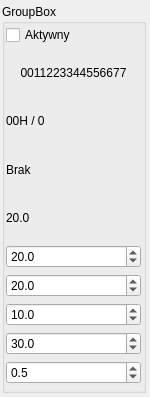
First picture: the form in src/tempSettings.ui, repository musashimm/aquamatcontrol, before the edit.
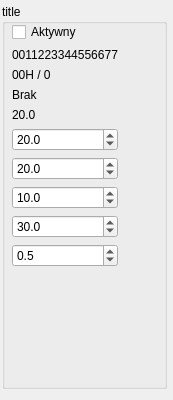
Second picture: the form after the edit.

The edit to the form file:
```diff
--- a/src/tempSettings.ui
+++ b/src/tempSettings.ui
@@ -1,42 +1,66 @@
 <ui version="4.0" >
  <class>TempSettings</class>
- <widget class="QWidget" name="TempSettings" >
-  <property name="geometry" >
+ <widget class="QWidget" name="TempSettings">
+  <property name="geometry">
    <rect>
     <x>0</x>
     <y>0</y>
-    <width>150</width>
-    <height>397</height>
+    <width>173</width>
+    <height>400</height>
    </rect>
   </property>
-  <property name="windowTitle" >
+  <property name="sizePolicy">
+   <sizepolicy hsizetype="Preferred" vsizetype="Preferred">
+    <horstretch>0</horstretch>
+    <verstretch>0</verstretch>
+   </sizepolicy>
+  </property>
+  <property name="windowTitle">
    <string>Form</string>
   </property>
-  <widget class="QGroupBox" name="groupBox" >
-   <property name="geometry" >
+  <widget class="QGroupBox" name="groupBox">
+   <property name="geometry">
     <rect>
      <x>2</x>
      <y>4</y>
-     <width>144</width>
-     <height>389</height>
+     <width>165</width>
+     <height>385</height>
     </rect>
    </property>
-   <property name="title" >
-    <string>GroupBox</string>
+   <property name="title">
+    <string notr="true">title</string>
    </property>
-   <widget class="QWidget" name="layoutWidget" >
-    <property name="geometry" >
+   <property name="flat">
+    <bool>false</bool>
+   </property>
+   <widget class="QWidget" name="layoutWidget">
+    <property name="geometry">
      <rect>
-      <x>4</x>
-      <y>21</y>
-      <width>135</width>
+      <x>10</x>
+      <y>18</y>
+      <width>146</width>
       <height>359</height>
      </rect>
     </property>
-    <layout class="QVBoxLayout" name="layout" >
+    <layout class="QVBoxLayout" name="layout">
+     <property name="sizeConstraint">
+      <enum>QLayout::SetFixedSize</enum>
+     </property>
      <item>
-      <widget class="QCheckBox" name="check_tempActive" >
-       <property name="text" >
+      <widget class="QCheckBox" name="check_tempActive">
+       <property name="sizePolicy">
+        <sizepolicy hsizetype="Preferred" vsizetype="Fixed">
+         <horstretch>0</horstretch>
+         <verstretch>0</verstretch>
+        </sizepolicy>
+       </property>
+       <property name="maximumSize">
+        <size>
+         <width>16777215</width>
+         <height>30</height>
+        </size>
+       </property>
+       <property name="text">
         <string>Aktywny</string>
        </property>
        <property name="checkable" >
@@ -48,8 +72,20 @@
       </widget>
      </item>
      <item>
-      <widget class="QLabel" name="l_romSerial" >
-       <property name="text" >
+      <widget class="QLabel" name="l_romSerial">
+       <property name="sizePolicy">
+        <sizepolicy hsizetype="Preferred" vsizetype="Preferred">
+         <horstretch>0</horstretch>
+         <verstretch>0</verstretch>
+        </sizepolicy>
+       </property>
+       <property name="maximumSize">
+        <size>
+         <width>16777215</width>
+         <height>30</height>
+        </size>
+       </property>
+       <property name="text">
         <string>0011223344556677</string>
        </property>
        <property name="alignment" >
@@ -58,29 +94,77 @@
       </widget>
      </item>
      <item>
-      <widget class="QLabel" name="l_flags" >
-       <property name="text" >
+      <widget class="QLabel" name="l_flags">
+       <property name="sizePolicy">
+        <sizepolicy hsizetype="Preferred" vsizetype="Preferred">
+         <horstretch>0</horstretch>
+         <verstretch>0</verstretch>
+        </sizepolicy>
+       </property>
+       <property name="maximumSize">
+        <size>
+         <width>16777215</width>
+         <height>30</height>
+        </size>
+       </property>
+       <property name="text">
         <string>00H / 0</string>
        </property>
       </widget>
      </item>
      <item>
-      <widget class="QLabel" name="l_tempAlarms" >
-       <property name="text" >
+      <widget class="QLabel" name="l_tempAlarms">
+       <property name="sizePolicy">
+        <sizepolicy hsizetype="Preferred" vsizetype="Preferred">
+         <horstretch>0</horstretch>
+         <verstretch>0</verstretch>
+        </sizepolicy>
+       </property>
+       <property name="maximumSize">
+        <size>
+         <width>16777215</width>
+         <height>30</height>
+        </size>
+       </property>
+       <property name="text">
         <string>Brak</string>
        </property>
       </widget>
      </item>
      <item>
-      <widget class="QLabel" name="l_currentTemp" >
-       <property name="text" >
+      <widget class="QLabel" name="l_currentTemp">
+       <property name="sizePolicy">
+        <sizepolicy hsizetype="Preferred" vsizetype="Preferred">
+         <horstretch>0</horstretch>
+         <verstretch>0</verstretch>
+        </sizepolicy>
+       </property>
+       <property name="maximumSize">
+        <size>
+         <width>16777215</width>
+         <height>30</height>
+        </size>
+       </property>
+       <property name="text">
         <string>20.0</string>
        </property>
       </widget>
      </item>
      <item>
-      <widget class="QDoubleSpinBox" name="spin_targetTemp" >
-       <property name="decimals" >
+      <widget class="QDoubleSpinBox" name="spin_targetTemp">
+       <property name="sizePolicy">
+        <sizepolicy hsizetype="Preferred" vsizetype="Fixed">
+         <horstretch>0</horstretch>
+         <verstretch>0</verstretch>
+        </sizepolicy>
+       </property>
+       <property name="maximumSize">
+        <size>
+         <width>16777215</width>
+         <height>30</height>
+        </size>
+       </property>
+       <property name="decimals">
         <number>1</number>
        </property>
        <property name="singleStep" >
@@ -92,8 +176,20 @@
       </widget>
      </item>
      <item>
-      <widget class="QDoubleSpinBox" name="spin_targetNightTemp" >
-       <property name="decimals" >
+      <widget class="QDoubleSpinBox" name="spin_targetNightTemp">
+       <property name="sizePolicy">
+        <sizepolicy hsizetype="Preferred" vsizetype="Fixed">
+         <horstretch>0</horstretch>
+         <verstretch>0</verstretch>
+        </sizepolicy>
+       </property>
+       <property name="maximumSize">
+        <size>
+         <width>16777215</width>
+         <height>30</height>
+        </size>
+       </property>
+       <property name="decimals">
         <number>1</number>
        </property>
        <property name="singleStep" >
@@ -105,8 +201,20 @@
       </widget>
      </item>
      <item>
-      <widget class="QDoubleSpinBox" name="spin_minTemp" >
-       <property name="decimals" >
+      <widget class="QDoubleSpinBox" name="spin_minTemp">
+       <property name="sizePolicy">
+        <sizepolicy hsizetype="Preferred" vsizetype="Fixed">
+         <horstretch>0</horstretch>
+         <verstretch>0</verstretch>
+        </sizepolicy>
+       </property>
+       <property name="maximumSize">
+        <size>
+         <width>16777215</width>
+         <height>30</height>
+        </size>
+       </property>
+       <property name="decimals">
         <number>1</number>
        </property>
        <property name="maximum" >
@@ -121,8 +229,20 @@
       </widget>
      </item>
      <item>
-      <widget class="QDoubleSpinBox" name="spin_maxTemp" >
-       <property name="decimals" >
+      <widget class="QDoubleSpinBox" name="spin_maxTemp">
+       <property name="sizePolicy">
+        <sizepolicy hsizetype="Preferred" vsizetype="Fixed">
+         <horstretch>0</horstretch>
+         <verstretch>0</verstretch>
+        </sizepolicy>
+       </property>
+       <property name="maximumSize">
+        <size>
+         <width>16777215</width>
+         <height>30</height>
+        </size>
+       </property>
+       <property name="decimals">
         <number>1</number>
        </property>
        <property name="singleStep" >
@@ -134,8 +254,20 @@
       </widget>
      </item>
      <item>
-      <widget class="QDoubleSpinBox" name="spin_histeresis" >
-       <property name="decimals" >
+      <widget class="QDoubleSpinBox" name="spin_histeresis">
+       <property name="sizePolicy">
+        <sizepolicy hsizetype="Preferred" vsizetype="Fixed">
+         <horstretch>0</horstretch>
+         <verstretch>0</verstretch>
+        </sizepolicy>
+       </property>
+       <property name="maximumSize">
+        <size>
+         <width>16777215</width>
+         <height>30</height>
+        </size>
+       </property>
+       <property name="decimals">
         <number>1</number>
        </property>
        <property name="minimum" >
```
Left out of the diff: 35 changed lines with no effect on the pictures.
